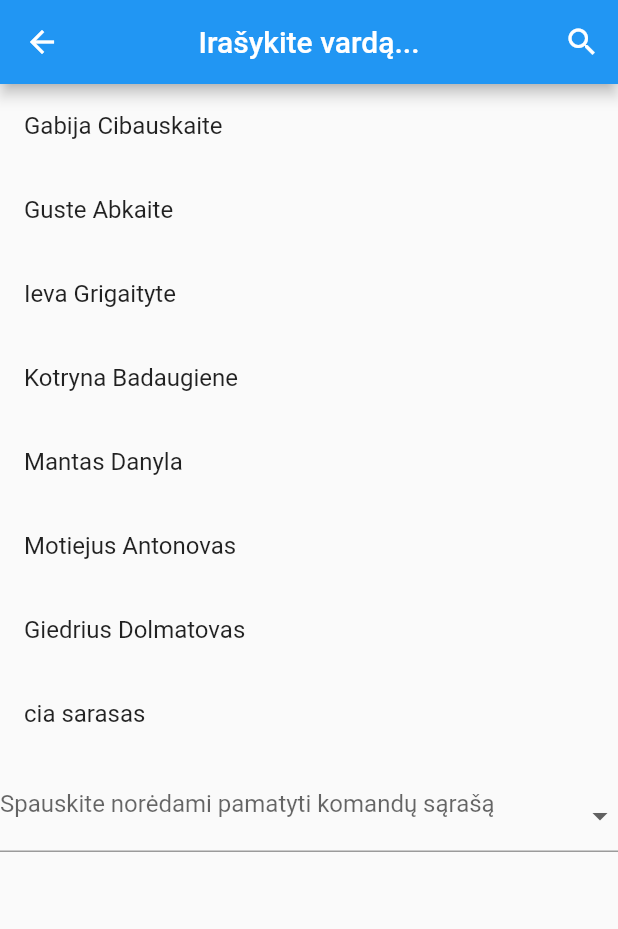
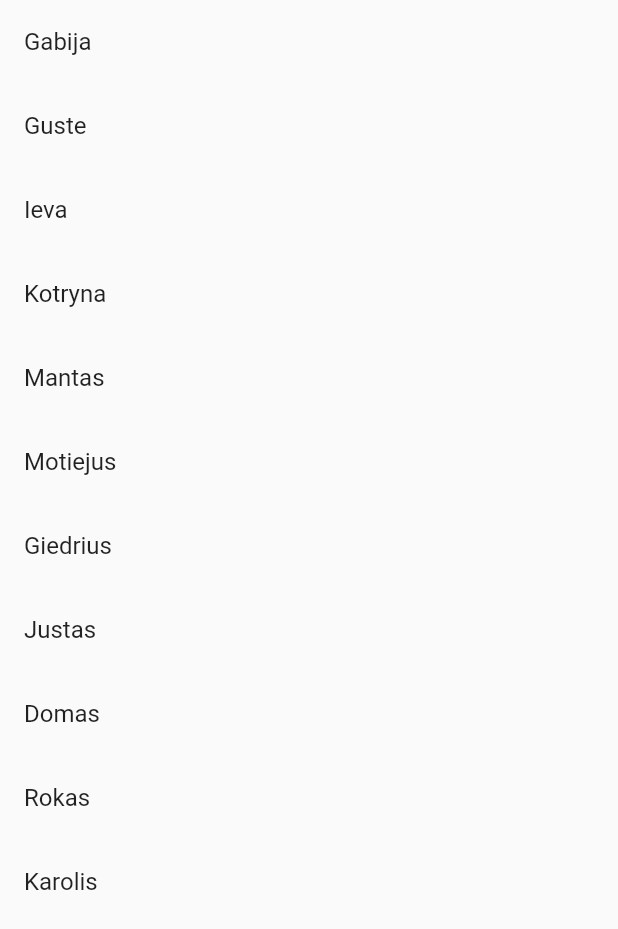
Before and after one commit to austes/find_colleg, a Flutter app: the screen it shows after launch, after a tap on "Ieskoti pagal varda", on a phone screen of 412 x 824 dp. Shown: the top 929 px of the screen. Run offline on Flutter 3.47's test engine with Material 2 defaults, Android fonts, the phone set to English and light mode, and no system bars.

Commit message:
|- Created Second class, added json reading and listview|

```diff
--- a/lib/main.dart
+++ b/lib/main.dart
@@ -1,3 +1,4 @@
+import 'package:find_colleague/screens/SecondEdit.dart';
 import 'package:flutter/material.dart';
 import 'package:find_colleague/screens/Home.dart';
 import 'package:find_colleague/screens/Second.dart';
@@ -19,7 +20,7 @@ class MyApp extends StatelessWidget {
       title: 'Navigation',
       routes: <String,WidgetBuilder>{
         '/Home': (BuildContext context) => new Home(),
-        '/Second': (BuildContext context) => new Second(),
+        '/SecondEdit': (BuildContext context) => new SecondEdit(),
         '/Third': (BuildContext context) => new Third(),
         '/Fourth': (BuildContext context) => new Fourth(),
         '/Fifth': (BuildContext context) => new Fifth(),
--- a/lib/screens/Home.dart
+++ b/lib/screens/Home.dart
@@ -21,7 +21,7 @@ class Home extends StatelessWidget {
                       fontSize: 20.0, fontWeight: FontWeight.bold)),
               new RaisedButton(
                   onPressed: () {
-                    Navigator.of(context).pushNamed('/Second');
+                    Navigator.of(context).pushNamed('/SecondEdit');
                   },
                   color: Theme.of(context).accentColor,
                   elevation: 15.0,
--- a/lib/screens/Second.dart
+++ b/lib/screens/Second.dart
@@ -68,14 +68,27 @@ Future<String> _loadColleagueAsset() async {
 
   void values() {
     _list = List();
-    _list.add("Gabija Cibauskaite");
-    _list.add("Guste Abkaite");
-    _list.add("Ieva Grigaityte");
-    _list.add("Kotryna Badaugiene");
-    _list.add("Mantas Danyla");
-    _list.add("Motiejus Antonovas");
-    _list.add("Giedrius Dolmatovas");
-    _list.add("cia sarasas");
+//    _list.add("Gabija Cibauskaite");
+//    _list.add("Guste Abkaite");
+//    _list.add("Ieva Grigaityte");
+//    _list.add("Kotryna Badaugiene");
+//    _list.add("Mantas Danyla");
+//    _list.add("Motiejus Antonovas");
+//    _list.add("Giedrius Dolmatovas");
+//    _list.add("cia sarasas");
+    loadData();
+  }
+
+  Future<String> _loadAStudentAsset() async {
+    return await rootBundle.loadString('assets/data.json');
+  }
+
+  Future loadData() async {
+    String jsonString = await _loadAStudentAsset();
+    final jsonResponse = json.decode(jsonString);
+    Colleague colleague = new Colleague.fromJson(jsonResponse);
+    _list = json.decode(jsonString);
+    print(colleague.name);
   }
 
 Future loadColleague() async {
@@ -112,7 +125,7 @@ Future loadColleague() async {
                           shrinkWrap: true,
                           itemCount: _list.length,
                           itemBuilder: (BuildContext context, int index) {
-                            String listData = _list[index];
+                            String listData = _list[index]["name"];
                             return new ListTile(
                               title: new Text(listData.toString()),
                             );
--- /dev/null
+++ b/lib/screens/SecondEdit.dart
@@ -0,0 +1,93 @@
+import 'package:flutter/material.dart';
+import 'dart:async';
+import 'dart:convert';
+import 'package:flutter/services.dart';
+import 'dart:async' show Future;
+
+
+import 'package:flutter/foundation.dart';
+import 'package:http/http.dart' as http;
+
+//TODO Reikia ideti SearchBar
+//TODO Reikia atvaizduoti laukus kortelemis (CardView)
+//TODO Reikia ideti filtra pagal komanda (on select dropdown update listview)
+
+Future<List<ColleagueTemp>> fetchPhotos(http.Client client) async {
+  String response = await loadColleaguesList();
+
+  // Use the compute function to run parsePhotos in a separate isolate
+  return compute(parseColleagues, response);
+}
+
+// A function that will convert a response body into a List<Photo>
+List<ColleagueTemp> parseColleagues(String responseBody) {
+  final parsed = json.decode(responseBody).cast<Map<String, dynamic>>();
+
+  return parsed.map<ColleagueTemp>((json) => ColleagueTemp.fromJson(json)).toList();
+}
+
+Future<String> loadColleaguesList() async {
+  return await rootBundle.loadString('assets/data.json');
+}
+
+class ColleagueTemp{
+  final String name;
+  final String surname;
+  final String team;
+  final String respons;
+
+
+  ColleagueTemp({
+    this.name,
+    this.surname,
+    this.team,
+    this.respons
+  });
+
+  factory ColleagueTemp.fromJson(Map<String, dynamic> parsedJson){
+    return ColleagueTemp(
+      name: parsedJson['name'] as String,
+      surname : parsedJson['surname'] as String,
+      team : parsedJson ['team'] as String,
+      respons : parsedJson ['respons'] as String,
+    );
+  }
+}
+
+class SecondEdit extends StatelessWidget {
+  @override
+  Widget build(BuildContext context) {
+    return Scaffold(
+
+      body: FutureBuilder<List<ColleagueTemp>>(
+        future: fetchPhotos(http.Client()),
+        builder: (context, snapshot) {
+          if (snapshot.hasError) print(snapshot.error);
+
+          return snapshot.hasData
+              ? ColleagueList(collegues: snapshot.data)
+              : Center(child: CircularProgressIndicator());
+        },
+      ),
+    );
+  }
+}
+
+class ColleagueList extends StatelessWidget {
+  final List<ColleagueTemp> collegues;
+
+  ColleagueList({Key key, this.collegues}) : super(key: key);
+
+  @override
+  Widget build(BuildContext context) {
+    return ListView.builder(
+      shrinkWrap: true,
+      itemCount: collegues.length,
+      itemBuilder: (context, index) {
+        return new ListTile(
+          title: new Text(collegues[index].name),
+        );
+      },
+    );
+  }
+}
--- a/pubspec.yaml
+++ b/pubspec.yaml
@@ -39,12 +39,12 @@ flutter:
   uses-material-design: true
   assets:
       - assets/
-      - assets/data.json
-      - assets/ten.png
-      - assets/eleven.png
       - assets/a.png
       - assets/b.png
       - assets/c.png
+      - assets/data.json
+      - assets/eleven.png
+      - assets/ten.png
 
   # To add assets to your application, add an assets section, like this:
   # assets:
```
Also changed, not shown: assets/data.json (added, +68 -0 lines), assets/a.png (added), assets/b.png (added), assets/c.png (added), assets/eleven.png (added), assets/ten.png (added).
